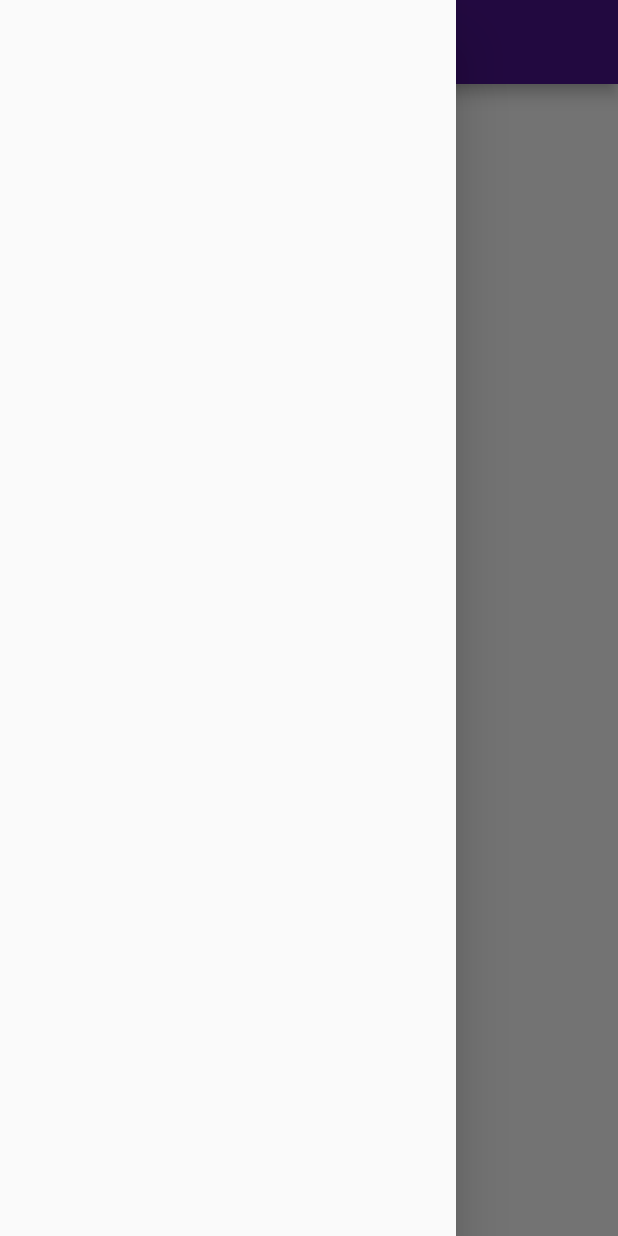
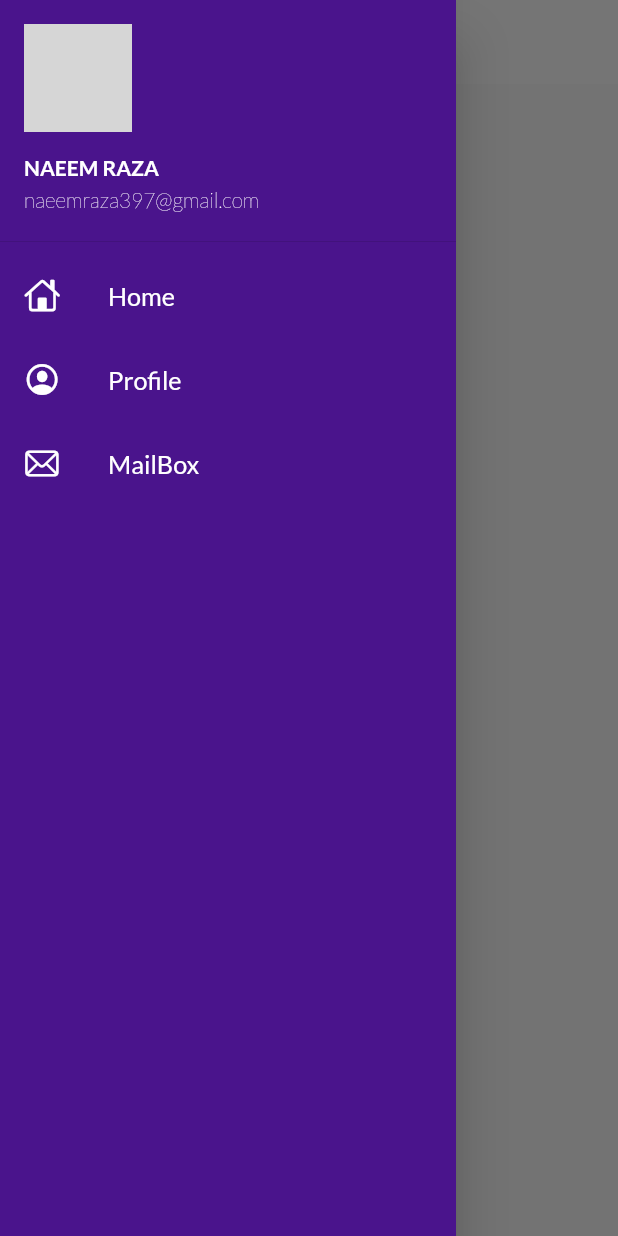
Before and after one commit to naeemraza397/fluttertutorialss, a Flutter app: the Homepage screen opened by its route, with the side drawer open, on a phone screen of 412 x 824 dp. Run offline on Flutter 3.47's test engine with Material 2 defaults, Android fonts, the phone set to English and light mode, and no system bars; our stand-ins replace google_fonts; network calls fail; grey boxes are pictures that could not be loaded.

Commit message:
theme extract

```diff
--- a/lib/screens/Hom_page.dart
+++ b/lib/screens/Hom_page.dart
@@ -1,4 +1,5 @@
 import 'package:flutter/material.dart';
+import 'package:flutter_catalog/widgets/drawer.dart';
 
 class Homepage extends StatelessWidget {
   const Homepage({Key? key}) : super(key: key);
@@ -7,8 +8,9 @@ class Homepage extends StatelessWidget {
   Widget build(BuildContext context) {
     return Scaffold(
       appBar: AppBar(
-        backgroundColor: Colors.purple.shade900,
-        title: Text("myapp"),
+        title: Text(
+          "Catalog App",
+        ),
         centerTitle: true,
       ),
       body: Center(
@@ -20,7 +22,7 @@ class Homepage extends StatelessWidget {
             fontWeight: FontWeight.bold,
             color: Colors.purple.shade900),
       ))),
-      drawer: Drawer(),
+      drawer: Mydrawer(),
     );
   }
 }
--- a/lib/utils/routes.dart
+++ b/lib/utils/routes.dart
@@ -1,4 +1,4 @@
 class MyRoutes {
-  static String homeroute = "/home";
+  static String homeRoute = "/home";
   static String loginRoute = "/login";
 }
--- /dev/null
+++ b/lib/widgets/drawer.dart
@@ -0,0 +1,74 @@
+import 'package:flutter/cupertino.dart';
+import 'package:flutter/material.dart';
+
+class Mydrawer extends StatelessWidget {
+  const Mydrawer({Key? key}) : super(key: key);
+
+  @override
+  Widget build(BuildContext context) {
+    final imageUrl =
+        "https://thumbs.dreamstime.com/b/flat-male-avatar-image-beard-hairstyle-businessman-profile-icon-vector-179285629.jpg";
+    return Drawer(
+      child: Container(
+        color: Colors.purple.shade900,
+        child: ListView(
+          padding: EdgeInsets.zero,
+          children: [
+            DrawerHeader(
+                padding: EdgeInsets.zero,
+                child: UserAccountsDrawerHeader(
+                  decoration: BoxDecoration(color: Colors.purple.shade900),
+                  margin: EdgeInsets.zero,
+                  accountName: Text(
+                    "NAEEM RAZA",
+                    style: TextStyle(
+                        color: Colors.white, fontWeight: FontWeight.bold),
+                  ),
+                  accountEmail: Text(
+                    "naeemraza397@gmail.com",
+                    style: TextStyle(
+                        color: Colors.white, fontWeight: FontWeight.w200),
+                  ),
+                  currentAccountPicture: CircleAvatar(
+                    backgroundImage: NetworkImage(imageUrl),
+                  ),
+                )),
+            ListTile(
+              title: Text(
+                "Home",
+                textScaleFactor: 1.2,
+                style: TextStyle(color: Colors.white),
+              ),
+              leading: Icon(
+                CupertinoIcons.home,
+                color: Colors.white,
+              ),
+            ),
+            ListTile(
+              title: Text(
+                "Profile",
+                textScaleFactor: 1.2,
+                style: TextStyle(color: Colors.white),
+              ),
+              leading: Icon(
+                CupertinoIcons.profile_circled,
+                color: Colors.white,
+              ),
+            ),
+            ListTile(
+              title: Text(
+                "MailBox",
+                textScaleFactor: 1.2,
+                style: TextStyle(color: Colors.white),
+              ),
+              leading: Icon(
+                CupertinoIcons.mail,
+                color: Colors.white,
+              ),
+            ),
+          ],
+        ),
+      ),
+    );
+  }
+}
--- /dev/null
+++ b/lib/widgets/themes.dart
@@ -0,0 +1,14 @@
+import 'package:flutter/material.dart';
+import 'package:google_fonts/google_fonts.dart';
+
+class Mythemes {
+  static ThemeData lighttheme(BuildContext context) => ThemeData(
+        primarySwatch: Colors.purple,
+        fontFamily: GoogleFonts.lato().fontFamily,
+        appBarTheme: AppBarTheme(
+            color: Colors.white,
+            elevation: 0.0,
+            iconTheme: IconThemeData(color: Colors.black),
+            textTheme: Theme.of(context).textTheme),
+      );
+}
```
Also changed, not shown: lib/main.dart (+5 -6 lines), lib/screens/Login_page.dart (+43 -23 lines).
